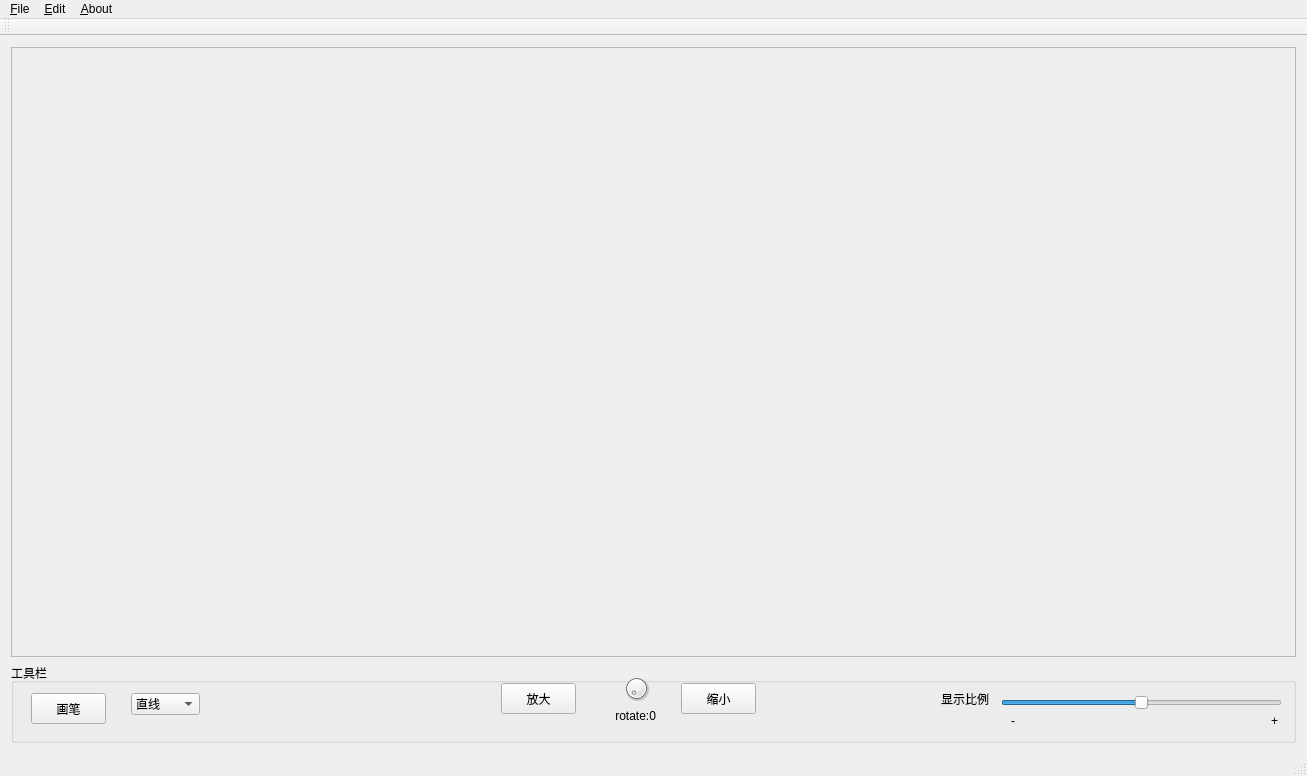
Qt form QtImageAssistant/mainwindow.ui (lonly-wolf/serialAssistant) before a commit.
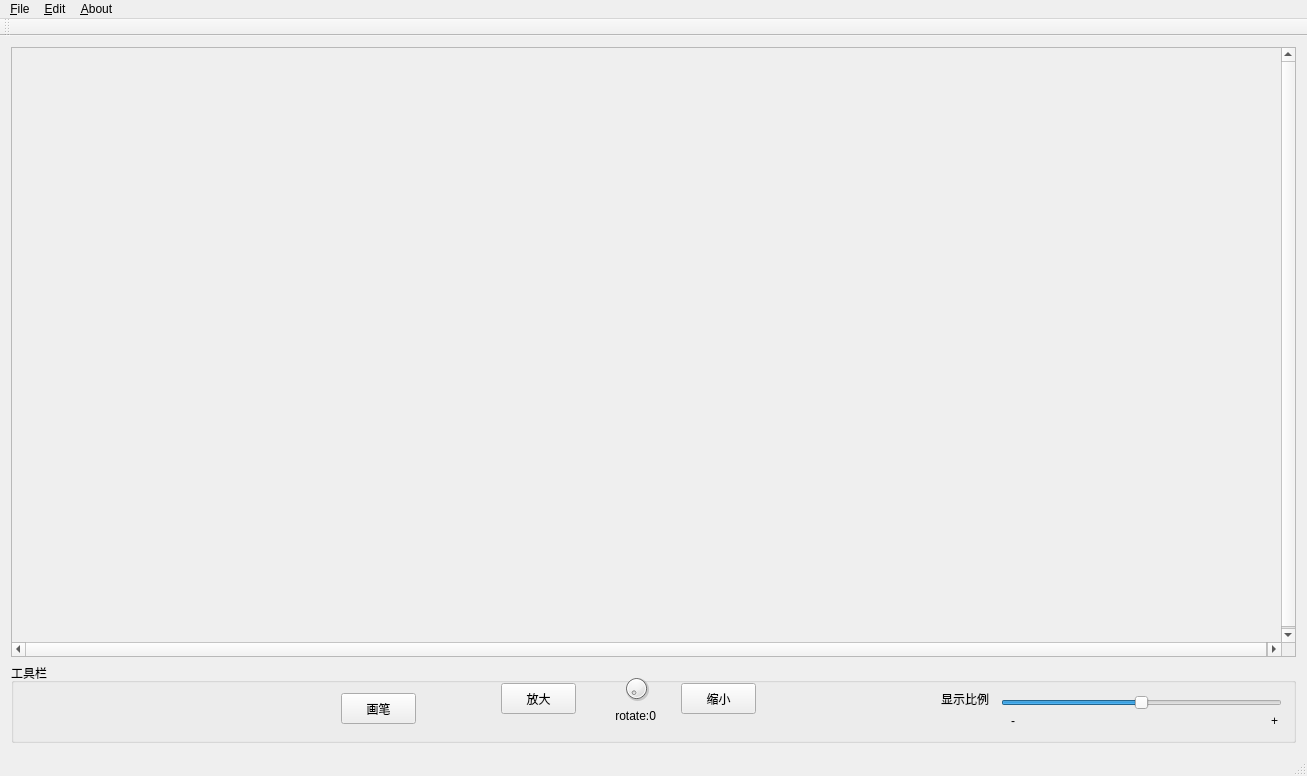
The same form after that commit. Icons and pictures are not drawn.

The edit to the form file:
```diff
--- a/QtImageAssistant/mainwindow.ui
+++ b/QtImageAssistant/mainwindow.ui
@@ -42,19 +42,25 @@
       <property name="autoFillBackground">
        <bool>true</bool>
       </property>
+      <property name="verticalScrollBarPolicy">
+       <enum>Qt::ScrollBarAlwaysOn</enum>
+      </property>
+      <property name="horizontalScrollBarPolicy">
+       <enum>Qt::ScrollBarAlwaysOn</enum>
+      </property>
       <property name="sizeAdjustPolicy">
-       <enum>QAbstractScrollArea::AdjustIgnored</enum>
+       <enum>QAbstractScrollArea::AdjustToContents</enum>
       </property>
       <property name="widgetResizable">
-       <bool>true</bool>
+       <bool>false</bool>
       </property>
       <widget class="QWidget" name="scrollAreaWidgetContents">
        <property name="geometry">
         <rect>
          <x>0</x>
          <y>0</y>
-         <width>1287</width>
-         <height>613</height>
+         <width>1270</width>
+         <height>596</height>
         </rect>
        </property>
       </widget>
@@ -202,7 +208,7 @@
       <widget class="QPushButton" name="penButton">
        <property name="geometry">
         <rect>
-         <x>20</x>
+         <x>330</x>
          <y>30</y>
          <width>75</width>
          <height>31</height>
@@ -212,36 +218,6 @@
         <string>画笔</string>
        </property>
       </widget>
-      <widget class="QComboBox" name="penType">
-       <property name="geometry">
-        <rect>
-         <x>120</x>
-         <y>30</y>
-         <width>69</width>
-         <height>22</height>
-        </rect>
-       </property>
-       <item>
-        <property name="text">
-         <string>直线</string>
-        </property>
-       </item>
-       <item>
-        <property name="text">
-         <string>矩形</string>
-        </property>
-       </item>
-       <item>
-        <property name="text">
-         <string>圆</string>
-        </property>
-       </item>
-       <item>
-        <property name="text">
-         <string>自由绘制</string>
-        </property>
-       </item>
-      </widget>
      </widget>
     </item>
    </layout>
```
